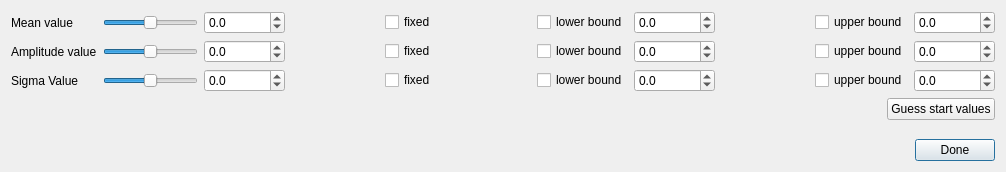
First picture: the form in pensant/ui/gaussModelFitParameters.ui, repository syncope/pensant, before the edit.
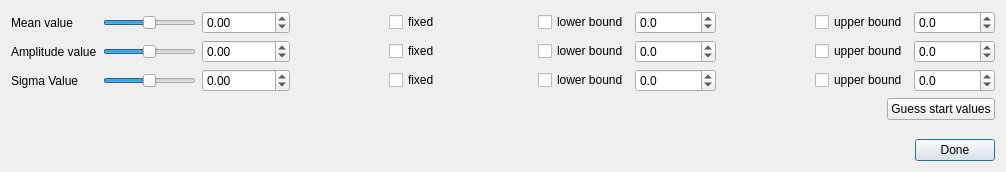
Second picture: the form after the edit.

Commit message: ! damn: the displayed decimals have an impact on the stored value (!) --> needs fix to adapt to different ranges; interface is not 100% clear

Patch:
```diff
--- a/pensant/ui/gaussModelFitParameters.ui
+++ b/pensant/ui/gaussModelFitParameters.ui
@@ -43,7 +43,7 @@
        <item>
         <widget class="QDoubleSpinBox" name="meanValue">
          <property name="decimals">
-          <number>1</number>
+          <number>2</number>
          </property>
          <property name="minimum">
           <double>-1000000000.000000000000000</double>
@@ -165,7 +165,7 @@
        <item>
         <widget class="QDoubleSpinBox" name="amplitudeValue">
          <property name="decimals">
-          <number>1</number>
+          <number>2</number>
          </property>
          <property name="minimum">
           <double>-1000000000.000000000000000</double>
@@ -287,7 +287,7 @@
        <item>
         <widget class="QDoubleSpinBox" name="sigmaValue">
          <property name="decimals">
-          <number>1</number>
+          <number>2</number>
          </property>
          <property name="minimum">
           <double>-1000000000.000000000000000</double>
```
